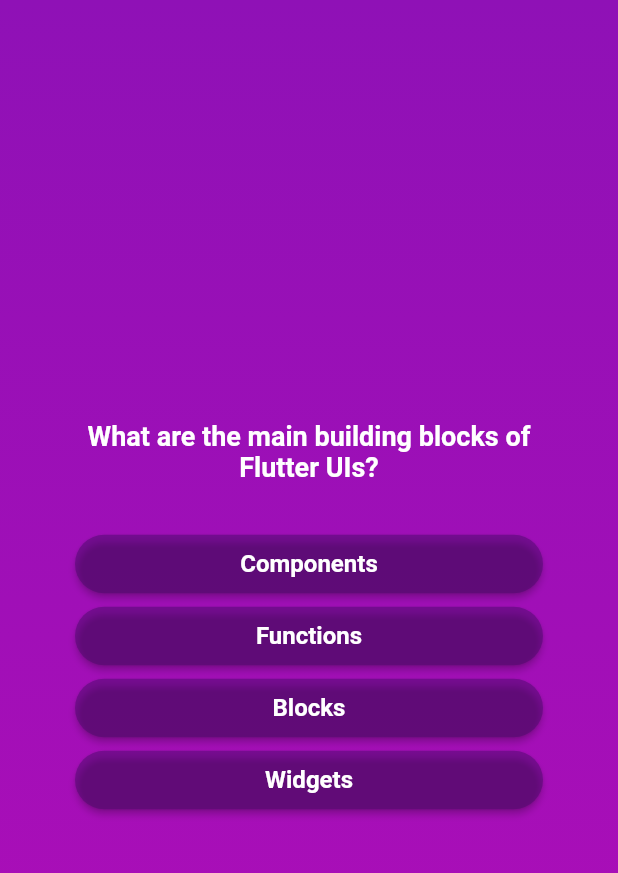
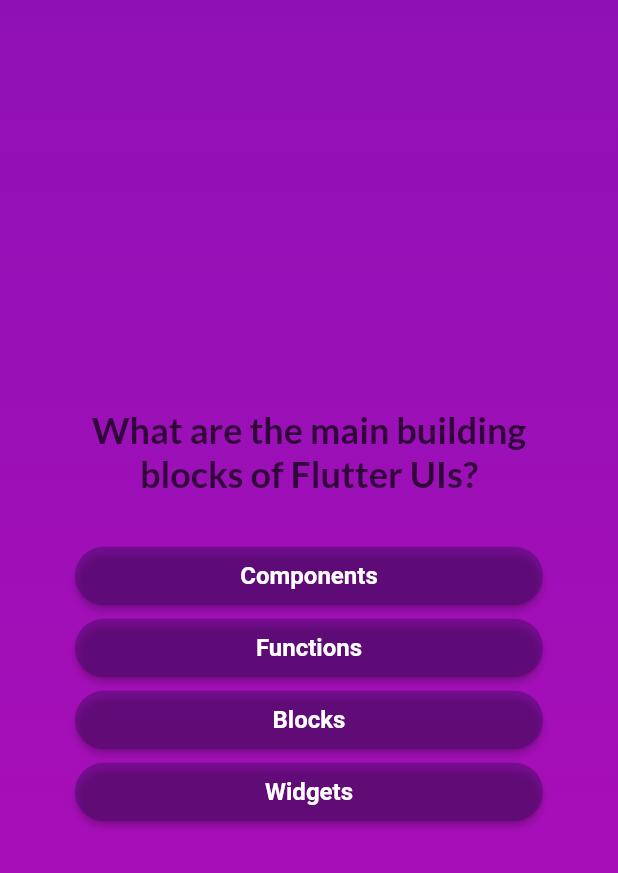
Before and after one commit to sevdenuragba/QuizApp, a Flutter app: the screen it shows after launch, after a tap on "Start Quiz", on a phone screen of 412 x 824 dp. Shown: the top 873 px of the screen. Run offline on Flutter 3.47's test engine with Material 2 defaults, Android fonts, the phone set to English and light mode, and no system bars; our stand-ins replace google_fonts.

Commit message:
commit changes

```diff
--- a/lib/answer_button.dart
+++ b/lib/answer_button.dart
@@ -23,11 +23,13 @@ class AnswerButton extends StatelessWidget {
       ),
       child: Text(
         answerText,
+        textAlign: TextAlign.center,
         style: const TextStyle(
           fontStyle: FontStyle.normal,
           color: Color.fromARGB(255, 255, 255, 255),
           fontSize: 16,
           fontWeight: FontWeight.bold,
+
         ),
       ),
     );
--- a/lib/questions_screen.dart
+++ b/lib/questions_screen.dart
@@ -1,6 +1,7 @@
 import 'package:flutter/material.dart';
 import 'package:quiz_app/answer_button.dart';
 import 'package:quiz_app/data/questions.dart';
+import 'package:google_fonts/google_fonts.dart';
 
 class QuestionsScreen extends StatefulWidget {
   const QuestionsScreen({super.key});
@@ -12,9 +13,17 @@ class QuestionsScreen extends StatefulWidget {
 }
 
 class _QuestionsScreenState extends State<QuestionsScreen> {
+  var currentQuestionIndex = 0;
+
+  void answerQuestion(){
+    setState(() {
+      currentQuestionIndex++;
+    });
+  }
+
   @override
   Widget build(context) {
-    final currentQuestion = questions[0];
+    final currentQuestion = questions[currentQuestionIndex];
 
     return Center(
       child: Container(
@@ -25,17 +34,17 @@ class _QuestionsScreenState extends State<QuestionsScreen> {
           children: [
              Text(
               currentQuestion.text,
-              style: const TextStyle(
+              style:  GoogleFonts.lato(
                 fontStyle: FontStyle.normal,
-                color: Color.fromARGB(255, 255, 255, 255),
-                fontSize: 18,
+                color: const Color.fromARGB(176, 1, 0, 2),
+                fontSize: 24,
                 fontWeight: FontWeight.bold,
               ),
               textAlign: TextAlign.center,
             ),
             const SizedBox(height: 30),
             ...currentQuestion.getShuffledAnswers().map((answer) {
-              return AnswerButton(answerText: answer, onTap: (){});
+              return AnswerButton(answerText: answer, onTap: answerQuestion);
             }
             )
           ],
--- a/lib/start_screen.dart
+++ b/lib/start_screen.dart
@@ -1,4 +1,5 @@
 import 'package:flutter/material.dart';
+import 'package:google_fonts/google_fonts.dart';
 
 class StartScreen extends StatelessWidget {
   const StartScreen(this.startQuiz, {super.key});
@@ -18,13 +19,13 @@ class StartScreen extends StatelessWidget {
           const SizedBox(
             height: 40,
           ),
-          const Text(
+           Text(
             'Learn Flutter the fun way!',
-            style: TextStyle(
+            style: GoogleFonts.lato(
               fontStyle: FontStyle.normal,
-              color: Color.fromARGB(255, 255, 255, 255),
+              color: const Color.fromARGB(255, 255, 255, 255),
               fontSize: 24,
-              fontWeight: FontWeight.normal,
+              fontWeight: FontWeight.bold,
             ),
           ),
           const SizedBox(
--- a/pubspec.yaml
+++ b/pubspec.yaml
@@ -35,6 +35,7 @@ dependencies:
   # The following adds the Cupertino Icons font to your application.
   # Use with the CupertinoIcons class for iOS style icons.
   cupertino_icons: ^1.0.2
+  google_fonts: ^5.1.0
 
 dev_dependencies:
   flutter_test:
```
Also changed, not shown: pubspec.lock, 1 other file.
